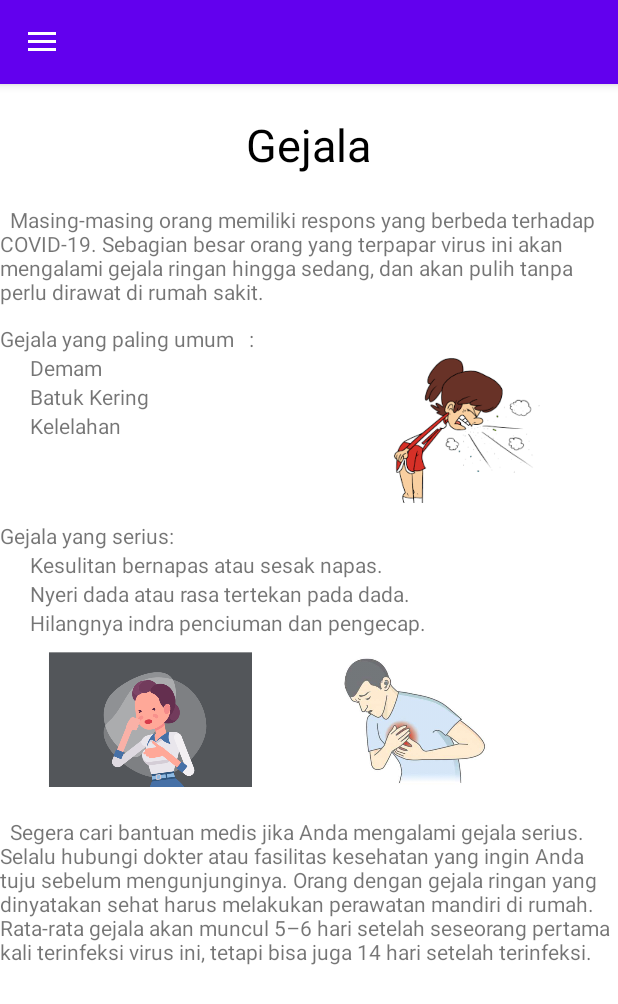
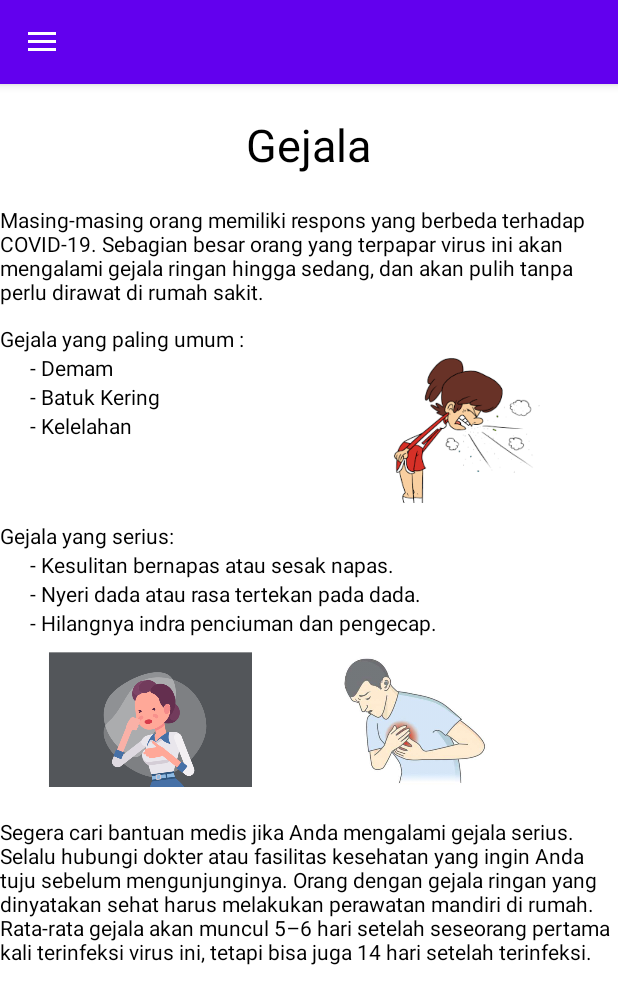
Before and after one commit to raliesebastiandarius/Tubes---Covid---P3B, an Android app: the screen it shows after launch (MainActivity), after a tap on "Gejala", on a phone screen of 412 x 824 dp. Shown: the top 1004 px of the screen. Run offline under Robolectric (Android 15) with nearby library versions, the phone set to English and light mode, and no system bars.

```diff
--- a/app/src/main/java/com/example/tubes_covid/PerawatanFragment.java
+++ b/app/src/main/java/com/example/tubes_covid/PerawatanFragment.java
@@ -4,12 +4,16 @@ import android.os.Bundle;
 import android.view.LayoutInflater;
 import android.view.View;
 import android.view.ViewGroup;
+import android.widget.ImageView;
+import android.widget.TextView;
 
 import androidx.fragment.app.Fragment;
 
 public class PerawatanFragment extends Fragment {
     protected FragmentListener listener;
     protected MainActivity activity;
+    protected TextView perawatan1, perawatan2, perawatan3;
+    protected ImageView makanan, bersih;
 
     public PerawatanFragment(MainActivity activity) {
         this.activity = activity;
@@ -18,6 +22,12 @@ public class PerawatanFragment extends Fragment {
     @Override
     public View onCreateView(LayoutInflater inflater, ViewGroup container, Bundle savedInstanceState) {
         View view = inflater.inflate(R.layout.fragment_perawatan, container, false);
+        this.perawatan1 = view.findViewById(R.id.perawatan1);
+        this.perawatan2 = view.findViewById(R.id.perawatan2);
+        this.perawatan3 = view.findViewById(R.id.perawatan3);
+
+        this.makanan= view.findViewById(R.id.iv_makanan);
+        this.bersih = view.findViewById(R.id.iv_bersih);
 
         return view;
     }
--- a/app/src/main/res/layout/fragment_gejala.xml
+++ b/app/src/main/res/layout/fragment_gejala.xml
@@ -22,40 +22,45 @@
         android:layout_width="match_parent"
         android:layout_height="match_parent"
         android:id="@+id/bagian_gejala"
+
         android:paddingTop="20dp"
         android:layout_below="@+id/tv_gejala">
         <TextView
             android:layout_width="match_parent"
             android:layout_height="wrap_content"
+            android:textColor="#000000"
             android:id="@+id/awal"
-            android:text="  Masing-masing orang memiliki respons yang berbeda terhadap COVID-19. Sebagian besar orang yang terpapar virus ini akan mengalami gejala ringan hingga sedang, dan akan pulih tanpa perlu dirawat di rumah sakit."/>
-
+            android:text="@string/text_gejala1"/>
         <TextView
             android:layout_width="200dp"
             android:layout_height="wrap_content"
             android:layout_below="@+id/awal"
             android:id="@+id/umum"
+            android:textColor="#000000"
             android:paddingTop="12dp"
-            android:text="Gejala yang paling umum   :"/>
+            android:text="@string/gejalaUmum"/>
 
         <TextView
             android:layout_width="200dp"
             android:layout_height="wrap_content"
             android:layout_below="@+id/umum"
+            android:textColor="#000000"
             android:id="@+id/demam"
-            android:text="      Demam"/>
+            android:text="      - Demam"/>
 
         <TextView
             android:layout_width="200dp"
             android:layout_height="wrap_content"
             android:layout_below="@+id/demam"
+            android:textColor="#000000"
             android:id="@+id/batukKering"
-            android:text="      Batuk Kering"/>
+            android:text="      - Batuk Kering"/>
 
         <ImageView
             android:layout_width="250dp"
             android:layout_height="100dp"
             android:id="@+id/iv_batuk"
+            android:textColor="#000000"
             android:layout_below="@+id/umum"
             android:layout_toRightOf="@id/batukKering"
             android:src="@drawable/batuk"/>
@@ -64,37 +69,42 @@
             android:layout_width="200dp"
             android:layout_height="wrap_content"
             android:layout_below="@+id/batukKering"
+            android:textColor="#000000"
             android:id="@+id/kelelahan"
-            android:text="      Kelelahan "/>
+            android:text="      - Kelelahan "/>
 
         <TextView
             android:layout_width="match_parent"
             android:layout_height="wrap_content"
             android:paddingTop="12dp"
+            android:textColor="#000000"
             android:layout_below="@+id/iv_batuk"
             android:id="@+id/tv_gejala2"
-            android:text="Gejala yang serius:"/>
+            android:text="@string/gejalaSerius"/>
 
         <TextView
             android:layout_width="match_parent"
             android:layout_height="wrap_content"
+            android:textColor="#000000"
             android:layout_below="@+id/tv_gejala2"
             android:id="@+id/tv_sesakNafas"
-            android:text="      Kesulitan bernapas atau sesak napas."/>
+            android:text="      - Kesulitan bernapas atau sesak napas."/>
 
         <TextView
             android:layout_width="match_parent"
             android:layout_height="wrap_content"
             android:layout_below="@+id/tv_sesakNafas"
+            android:textColor="#000000"
             android:id="@+id/tv_nyeriDada"
-            android:text="      Nyeri dada atau rasa tertekan pada dada."/>
+            android:text="      - Nyeri dada atau rasa tertekan pada dada."/>
 
         <TextView
             android:layout_width="match_parent"
             android:layout_height="wrap_content"
             android:layout_below="@+id/tv_nyeriDada"
+            android:textColor="#000000"
             android:id="@+id/tv_hilang"
-            android:text="      Hilangnya indra penciuman dan pengecap."/>
+            android:text="      - Hilangnya indra penciuman dan pengecap."/>
 
         <ImageView
             android:layout_width="200dp"
@@ -117,9 +127,9 @@
             android:layout_width="match_parent"
             android:layout_height="wrap_content"
             android:id="@+id/tv_gejala3"
+            android:textColor="#000000"
             android:paddingTop="20dp"
             android:layout_below="@+id/iv_sesak"
-            android:text="  Segera cari bantuan medis jika Anda mengalami gejala serius. Selalu hubungi dokter atau fasilitas kesehatan yang ingin Anda tuju sebelum mengunjunginya. Orang dengan gejala ringan yang dinyatakan sehat harus melakukan perawatan mandiri di rumah. Rata-rata gejala akan muncul 5–6 hari setelah seseorang pertama kali terinfeksi virus ini, tetapi bisa juga 14 hari setelah terinfeksi."/>
-
+            android:text="@string/text_gejala3"/>
     </RelativeLayout>
 </RelativeLayout>
--- a/app/src/main/res/values/strings.xml
+++ b/app/src/main/res/values/strings.xml
@@ -5,4 +5,12 @@
     <string name="text_perawatan1">    Jika Anda merasa sakit, Anda harus beristirahat, minum banyak air, dan makan makanan bergizi. Gunakan ruangan yang terpisah dari anggota keluarga Anda, dan jika memungkinkan gunakan kamar mandi khusus. Bersihkan dan lakukan disinfeksi pada permukaan benda yang sering disentuh.</string>
     <string name="text_perawatan2">Semua orang harus menjaga pola hidup sehat di rumah. Jaga pola diet yang sehat, tidur cukup, tetap aktif, dan lakukan kontak sosial dengan orang-orang yang Anda sayangi melalui telepon atau internet. Selama masa sulit seperti sekarang, anak-anak membutuhkan kasih sayang dan perhatian lebih dari orang dewasa. Usahakan untuk selalu menjaga rutinitas dan jadwal seperti biasanya."</string>
     <string name="text_perawatan3">Merasa sedih, stres, atau bingung selama krisis merupakan hal yang normal. Berbicara dengan orang yang Anda percaya, seperti teman dan keluarga, dapat membantu. Jika Anda merasa kewalahan, hubungi tenaga kesehatan atau konselor. virus ini akan mengalami gejala ringan hingga sedang, dan akan pulih tanpa perlu dirawat di rumah sakit."</string>
+    <string name="text_pencegahan1">Lindungi diri Anda dan orang lain di sekitar Anda dengan mengetahui fakta-fakta terkait virus ini dan mengambil langkah pencegahan yang sesuai. Ikuti saran yang diberikan oleh otoritas kesehatan setempat.</string>
+    <string name="text_pencegahan2">Masker dapat membantu mencegah penyebaran virus dari orang yang mengenakannya kepada orang lain. Mengenakan masker saja tidak cukup untuk melindungi diri dari COVID-19, sehingga harus dikombinasikan dengan pembatasan fisik dan kebersihan tangan. Ikuti saran yang diberikan oleh otoritas kesehatan setempat.</string>
+    <string name="text_pencegahan3">Untuk mencegah penyebaran COVID-19 : </string>
+    <string name="text_gejala1">Masing-masing orang memiliki respons yang berbeda terhadap COVID-19. Sebagian besar orang yang terpapar virus ini akan mengalami gejala ringan hingga sedang, dan akan pulih tanpa perlu dirawat di rumah sakit.</string>
+    <string name="gejalaUmum">Gejala yang paling umum : </string>
+    <string name="gejalaSerius">Gejala yang serius:</string>
+    <string name="text_gejala3">Segera cari bantuan medis jika Anda mengalami gejala serius. Selalu hubungi dokter atau fasilitas kesehatan yang ingin Anda tuju sebelum mengunjunginya. Orang dengan gejala ringan yang dinyatakan sehat harus melakukan perawatan mandiri di rumah. Rata-rata gejala akan muncul 5–6 hari setelah seseorang pertama kali terinfeksi virus ini, tetapi bisa juga 14 hari setelah terinfeksi.</string>
+
 </resources>
```
Also changed, not shown: app/src/main/res/layout/fragment_penanganan.xml (+27 -18 lines), app/src/main/res/layout/fragment_perawatan.xml (+21 -0 lines), app/src/main/res/drawable/bersih.png (added), app/src/main/res/drawable/makanan.png (added).
